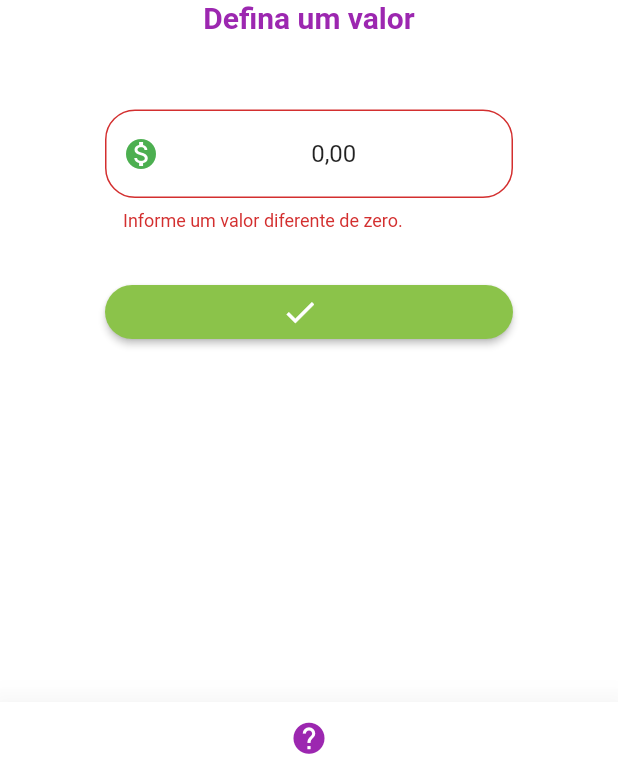
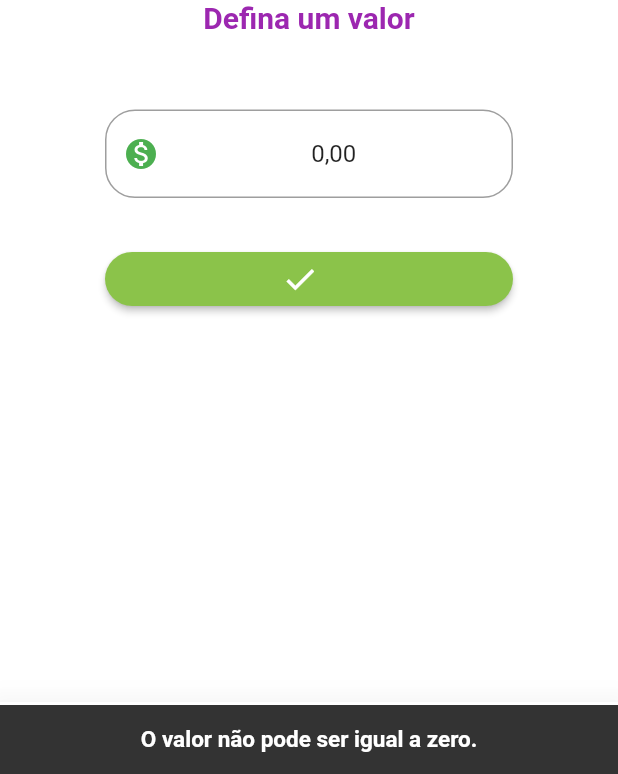
Before and after one commit to Fabricio-arjo/feira_facil, a Flutter app: the screen it shows after launch, after a tap on the "check" icon, on a phone screen of 412 x 824 dp, the part 462-1236 px from its top. Run offline on Flutter 3.47's test engine with Material 2 defaults, Android fonts, the phone set to English and light mode, and no system bars; our stand-ins replace flutter_masked_text, sqflite; missing offline and left inert: autocomplete_textfield, dart:ffi; accounts and stored records are empty.

Commit message:
Correções

```diff
--- a/lib/AdicionarCompra.dart
+++ b/lib/AdicionarCompra.dart
@@ -28,25 +28,25 @@ class _AdicionarCompraState extends State<AdicionarCompra> {
   int finalizada = 0;
   var _db = DatabaseHelper();
   String prefix = "R\$";
+  String _validate = "";
 
 
-  /*void limiteGasto() {
+   _snackBar() {
 
-    _salvarCompra();
+          final snackbar = SnackBar(
+              //backgroundColor: Colors.green,
+              duration: Duration(seconds: 2),
+              content: Text(
+                "O valor não pode ser igual a zero.",
+                style: TextStyle(fontSize: 15, fontWeight: FontWeight.bold),
+                textAlign: TextAlign.center,
+              ),
+            );
 
-       setState(() {
-      limite = double.parse(valorController.text);
-      valorController.clear();
-    });
+            Scaffold.of(context).showSnackBar(snackbar);
+            return snackbar;
+    }
 
-
-    Navigator.pushReplacement(
-        context,
-        MaterialPageRoute(
-            builder: (context) => CarrinhoCompra(
-                  valor: limite,
-                )));
-  }*/
 
   _salvarCompra() async {
 
@@ -54,29 +54,29 @@ class _AdicionarCompraState extends State<AdicionarCompra> {
       limite = double.parse(valorController.text.replaceAll(',','.'));
     });
 
+
+
     if(limite != 0 ){
 
 
     Compra compra = Compra(limite,saldo,finalizada,DateTime.now().toString());
     int resultado = await _db.salvarCompra(compra);
 
-    //print("Compra: ${resultado}");
-    valorController.clear();
+     valorController.clear();
 
     Navigator.pushReplacement(
         context,
         MaterialPageRoute(
             builder: (context) => CarrinhoCompra(
                   id_compra: resultado,
-                  /*valor: limite,*/
-                )));
-     /* var id = await _db.idCompra();
-        int cd = id[0]['compra'];  */
+            )));
 
+       }else{
+         _snackBar();
        }
    }
 
-  String validarCampo = "";
+
 
 
   @override
@@ -116,13 +116,12 @@ class _AdicionarCompraState extends State<AdicionarCompra> {
                     keyboardType: TextInputType.number,
                     textAlign: TextAlign.center,
                     controller: valorController,
-                    validator: (value) {
-                      if (value.isEmpty) {
+
+                    /*validator: (value) {
+                    if (value.isEmpty) {
                           return "Informe o limite a ser gasto.";
-                      }else {
-                         return "Informe um valor diferente de zero.";
                       }
-                    },
+                    },*/
 
                     decoration: InputDecoration(
                         //labelText: "Limite",
@@ -142,17 +141,21 @@ class _AdicionarCompraState extends State<AdicionarCompra> {
                                 fontWeight: FontWeight.bold,
                                 fontSize: 20)*/
                         ),
-                  ),
+                    ),
+
                 ),
+
+               //Text(_validate, style: TextStyle(color: Colors.red), textAlign: TextAlign.center,),
+
                 Padding(
                     padding: EdgeInsets.fromLTRB(60, 0, 60, 0),
                     child: RaisedButton.icon(
                       color: Colors.lightGreen,
                       onPressed: () {
-                        if (_formKey.currentState.validate()) {
+                        /*if (_formKey.currentState.validate()) {*/
                           //limiteGasto();
                          _salvarCompra();
-                        }
+                       /*}*/
                       },
                       shape: new RoundedRectangleBorder(
                         borderRadius: new BorderRadius.circular(30.0),
@@ -163,10 +166,13 @@ class _AdicionarCompraState extends State<AdicionarCompra> {
                         size: 25,
                       ),
                       label: Text(""),
-                    )),
+                    )
+
+                ),
               ],
             )),
       ),
+
       bottomNavigationBar: BottomAppBar(
         //color: Colors.purple,
         elevation: 20.0,
```
Also changed, not shown: lib/CarrinhoCompra.dart (+14 -8 lines).
